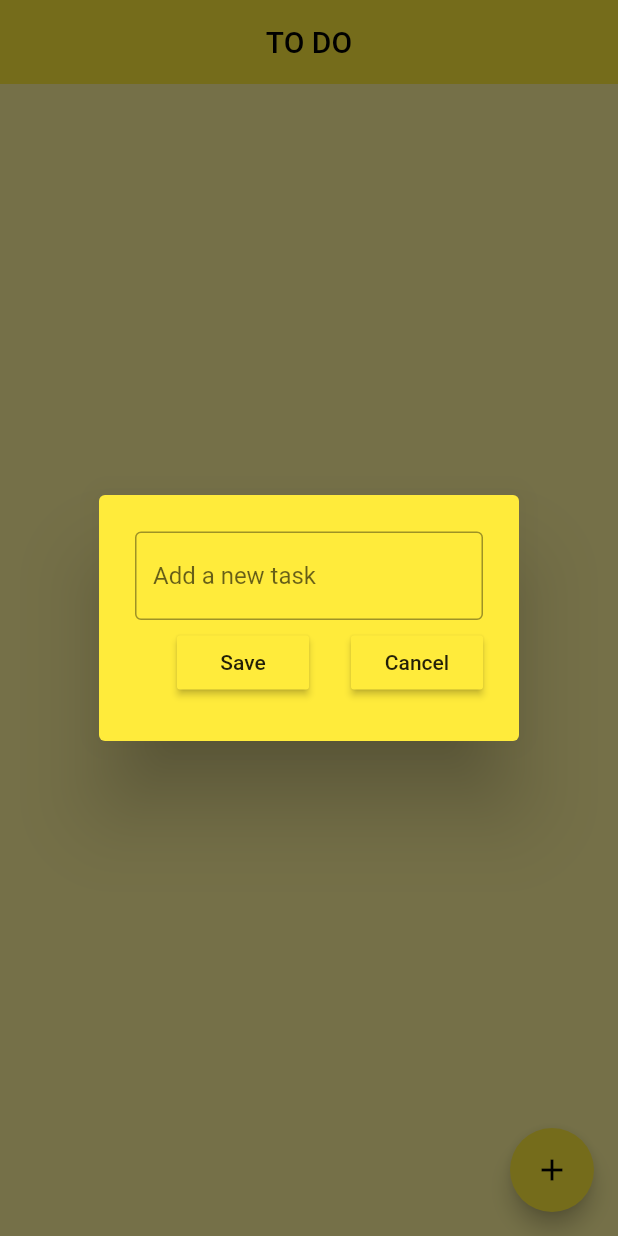
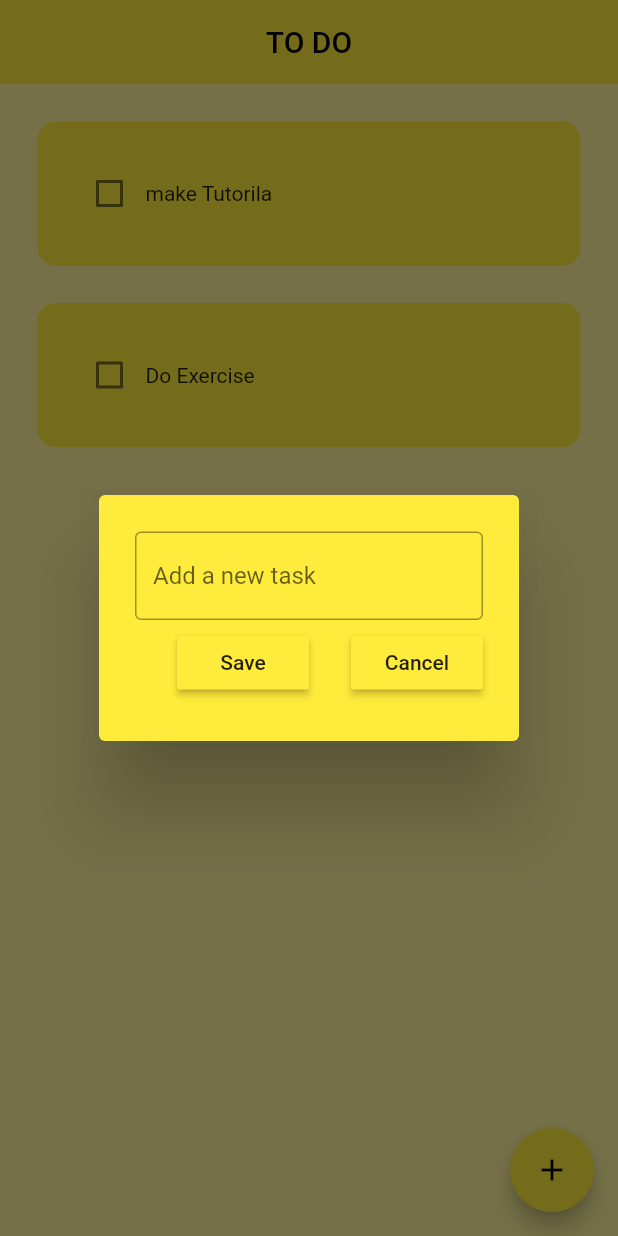
Before and after one commit to AshishPandey26/Flutter-To-DO-App, a Flutter app: the screen it shows after launch, after a tap on the "add" icon, on a phone screen of 412 x 824 dp. Run offline on Flutter 3.47's test engine with Material 2 defaults, Android fonts, the phone set to English and light mode, and no system bars; drawn by our look-alikes of flutter_slidable; our stand-ins replace hive, hive_flutter; accounts and stored records are empty.

Commit message:
Update database.dart

```diff
--- a/lib/data/database.dart
+++ b/lib/data/database.dart
@@ -1,3 +1,5 @@
+import 'package:hive/hive.dart';
+// import 'package:hive/hive.dart';
 import 'package:hive_flutter/adapters.dart';
 
 class ToDoDatabase{
@@ -5,6 +7,22 @@ class ToDoDatabase{
   List toDoList = [];
 
   //reference the box
-  final _myBox = Hive.openBox('mybox');
+  final _myBox = Hive.box('mybox');
 
+  // run this methodd if first time opening the app
+  void createInitialData(){
+    toDoList=[
+      ["make Tutorila", false],
+      ["Do Exercise", false],
+    ];
+  }
+  //load data from the database
+  void loadData(){
+    toDoList = _myBox.get("TODOLIST");
+  }
+
+  //update the database
+  void updateDatabase(){
+    _myBox.put("TODOLIST", toDoList);
+  }
 }
```
